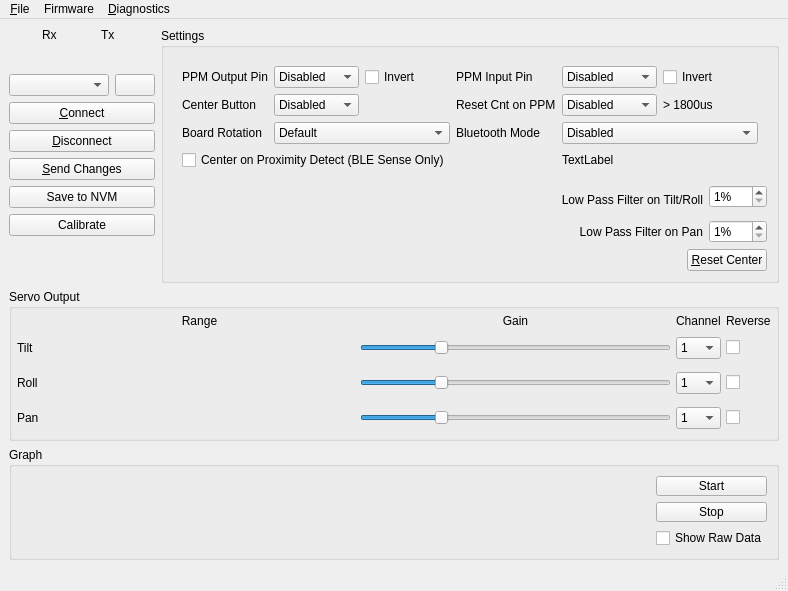
Before: the Qt Designer form gui/src/mainwindow.ui in dlktdr/HeadTracker, drawn with Qt 5.
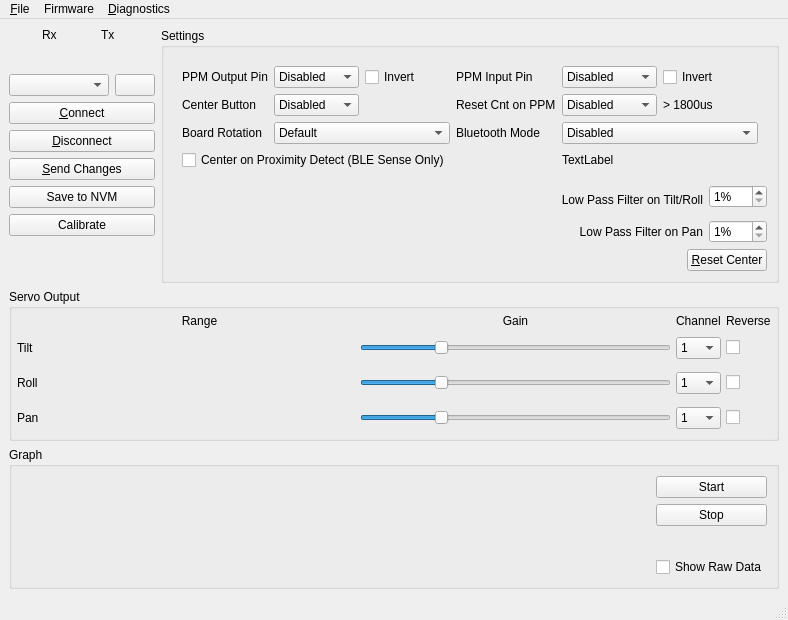
After: the same form once the commit is applied. Icons and pictures are not drawn. Custom widgets are drawn as their Qt base class.

```diff
--- a/gui/src/mainwindow.ui
+++ b/gui/src/mainwindow.ui
@@ -6,8 +6,8 @@
    <rect>
     <x>0</x>
     <y>0</y>
-    <width>719</width>
-    <height>580</height>
+    <width>706</width>
+    <height>620</height>
    </rect>
   </property>
   <property name="sizePolicy">
```
Left out of the diff: 2 changed lines with no effect on the pictures.
